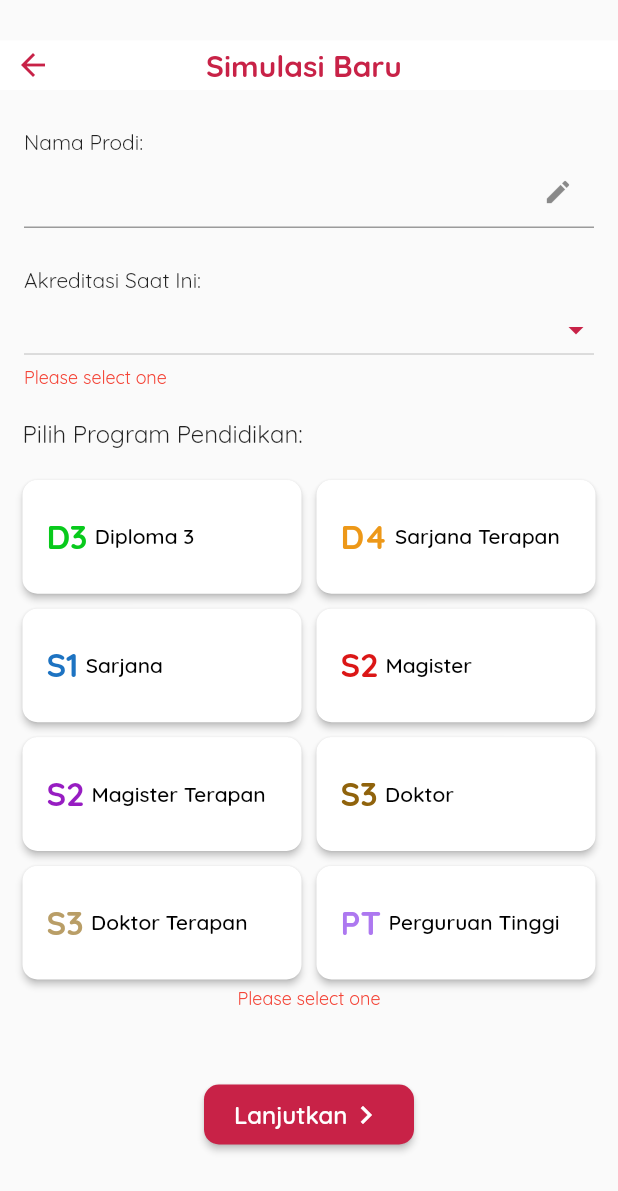
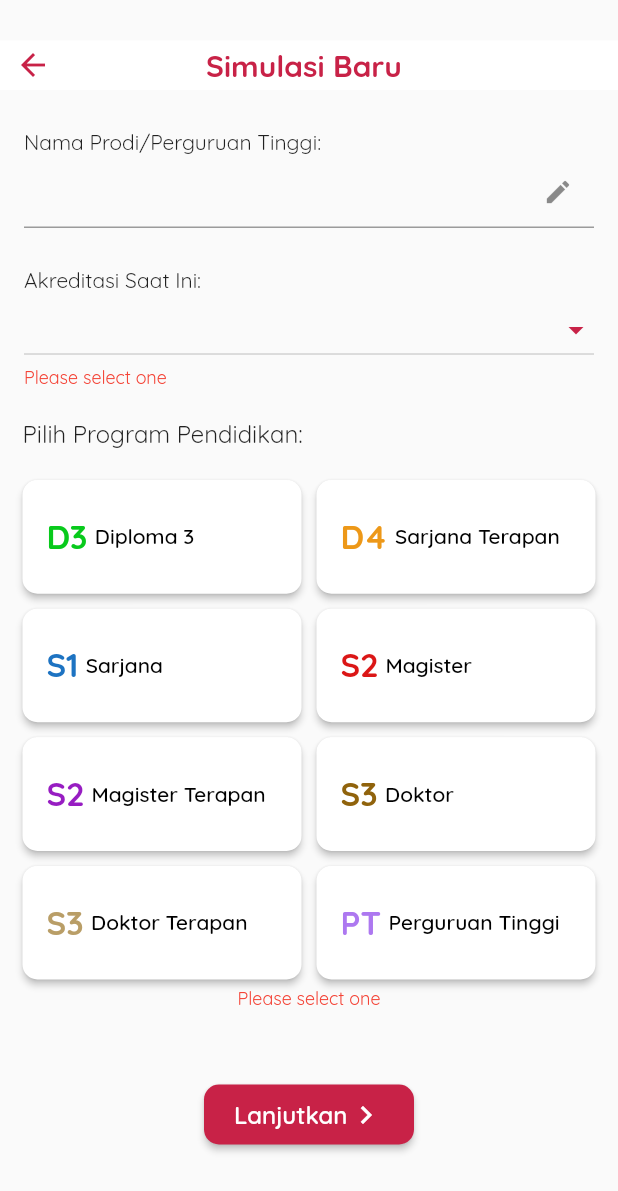
Before and after one commit to fadilmuh22/isk_aps_calc, a Flutter app: the NewSimulationPage screen opened directly, on a phone screen of 412 x 824 dp. Shown: the top 1191 px of the screen. Run offline on Flutter 3.47's test engine with Material 2 defaults, Android fonts, the phone set to English and light mode, and no system bars; our stand-ins replace flutter_secure_storage, flutter_svg, google_sign_in, image_picker, intro_slider, sqflite; missing offline and left inert: serializable; accounts and stored records are empty.

Commit message:
add label

```diff
--- a/lib/ui/page/simulation/new_simulation_page.dart
+++ b/lib/ui/page/simulation/new_simulation_page.dart
@@ -327,7 +327,7 @@ class _NewSimulationPageState extends State<NewSimulationPage> {
         mainAxisAlignment: MainAxisAlignment.start,
         children: <Widget>[
           Text(
-            'Nama Prodi:',
+            'Nama Prodi/Perguruan Tinggi:',
           )
         ],
       );
```
